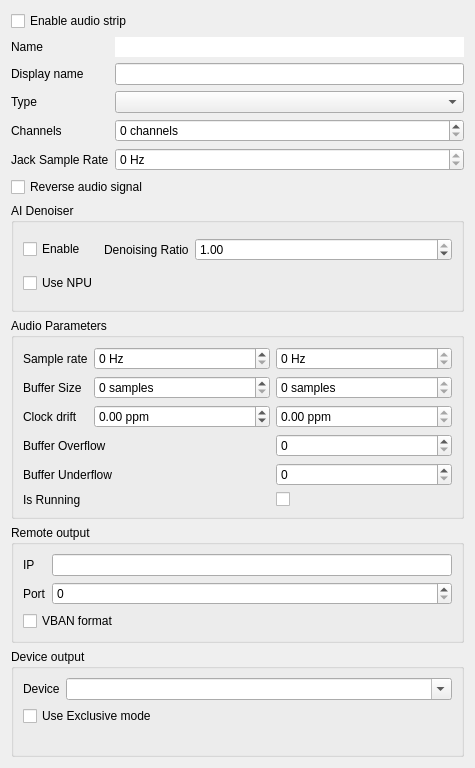
Old version of the form damc_gui/OutputInstanceConfigDialog.ui in the repository amurzeau/damc.
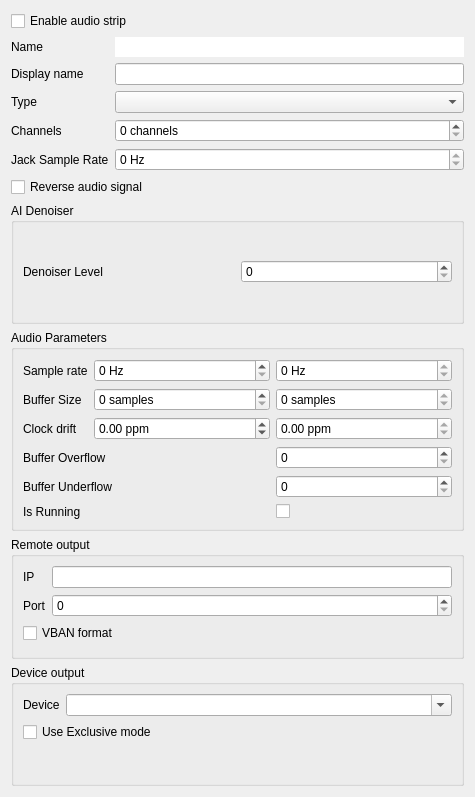
New version of the form.

Commit message: damc_gui: use index to choose TinyDenoiser algorithm

```diff
--- a/damc_gui/OutputInstanceConfigDialog.ui
+++ b/damc_gui/OutputInstanceConfigDialog.ui
@@ -7,7 +7,7 @@
     <x>0</x>
     <y>0</y>
     <width>475</width>
-    <height>768</height>
+    <height>797</height>
    </rect>
   </property>
   <property name="windowTitle">
@@ -138,46 +138,17 @@
       <string>AI Denoiser</string>
      </property>
      <layout class="QGridLayout" name="gridLayout_2">
-      <item row="0" column="2">
-       <widget class="QDoubleSpinBox" name="tinyDenoiserRatioSpinBox">
-        <property name="sizePolicy">
-         <sizepolicy hsizetype="MinimumExpanding" vsizetype="Fixed">
-          <horstretch>0</horstretch>
-          <verstretch>0</verstretch>
-         </sizepolicy>
-        </property>
-        <property name="decimals">
-         <number>2</number>
-        </property>
-        <property name="maximum">
-         <double>1.000000000000000</double>
-        </property>
-        <property name="singleStep">
-         <double>0.010000000000000</double>
-        </property>
-        <property name="value">
-         <double>1.000000000000000</double>
-        </property>
-       </widget>
-      </item>
-      <item row="0" column="1">
-       <widget class="QLabel" name="tinyDenoiserRatioLabel">
-        <property name="text">
-         <string>Denoising Ratio</string>
-        </property>
-       </widget>
-      </item>
       <item row="0" column="0">
-       <widget class="QCheckBox" name="tinyDenoiserEnableCheckBox">
+       <widget class="QLabel" name="tinyDenoiserEnableLabel">
         <property name="text">
-         <string>Enable</string>
+         <string>Denoiser Level</string>
         </property>
        </widget>
       </item>
-      <item row="1" column="0">
-       <widget class="QCheckBox" name="tinyDenoiserUseNpuCheckBox">
-        <property name="text">
-         <string>Use NPU</string>
+      <item row="0" column="1">
+       <widget class="QSpinBox" name="tinyDenoiserEnableIndexSpinBox">
+        <property name="toolTip">
+         <string>0: Disabled, 1: CPU float16, 2: NPU/CPU Mixed, 3: Full NPU</string>
         </property>
        </widget>
       </item>
```
The commit also changes 2 other files.
